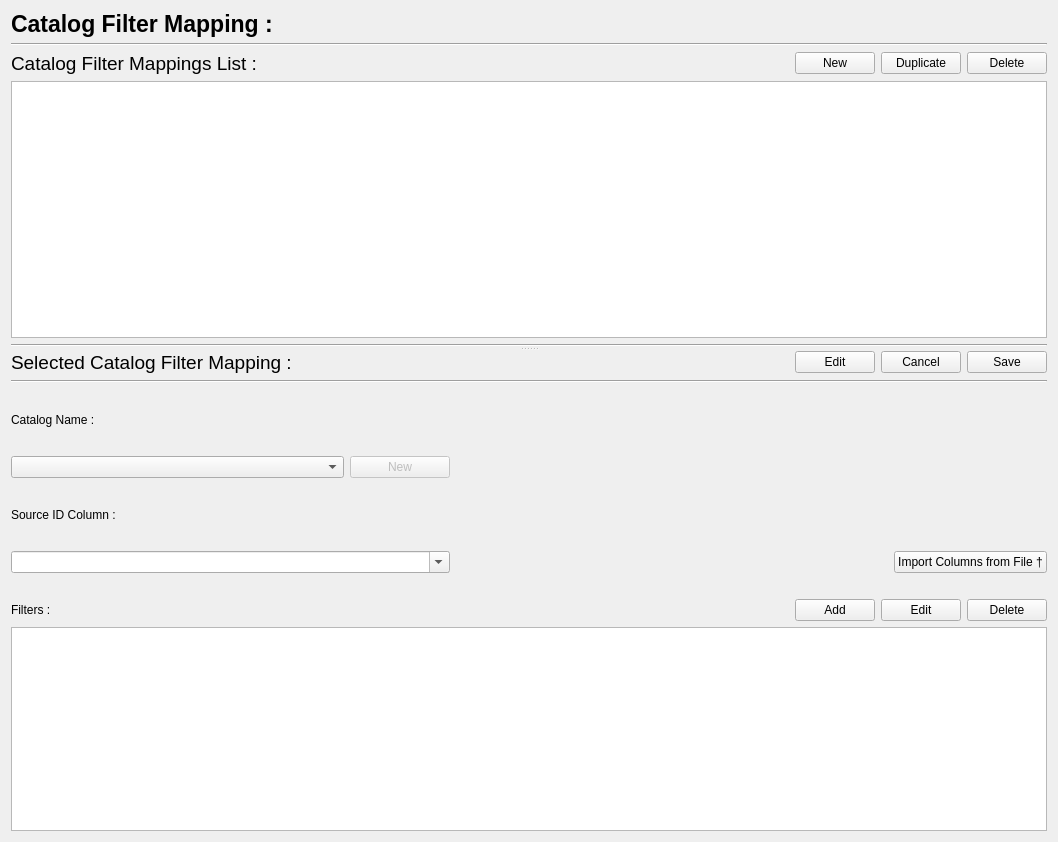
This is PhzQtUI/auxdir/PhzQtUI/FormSurveyMapping.ui in astrorama/Phosphoros as Qt 5 draws it before an edit. The edited form follows.
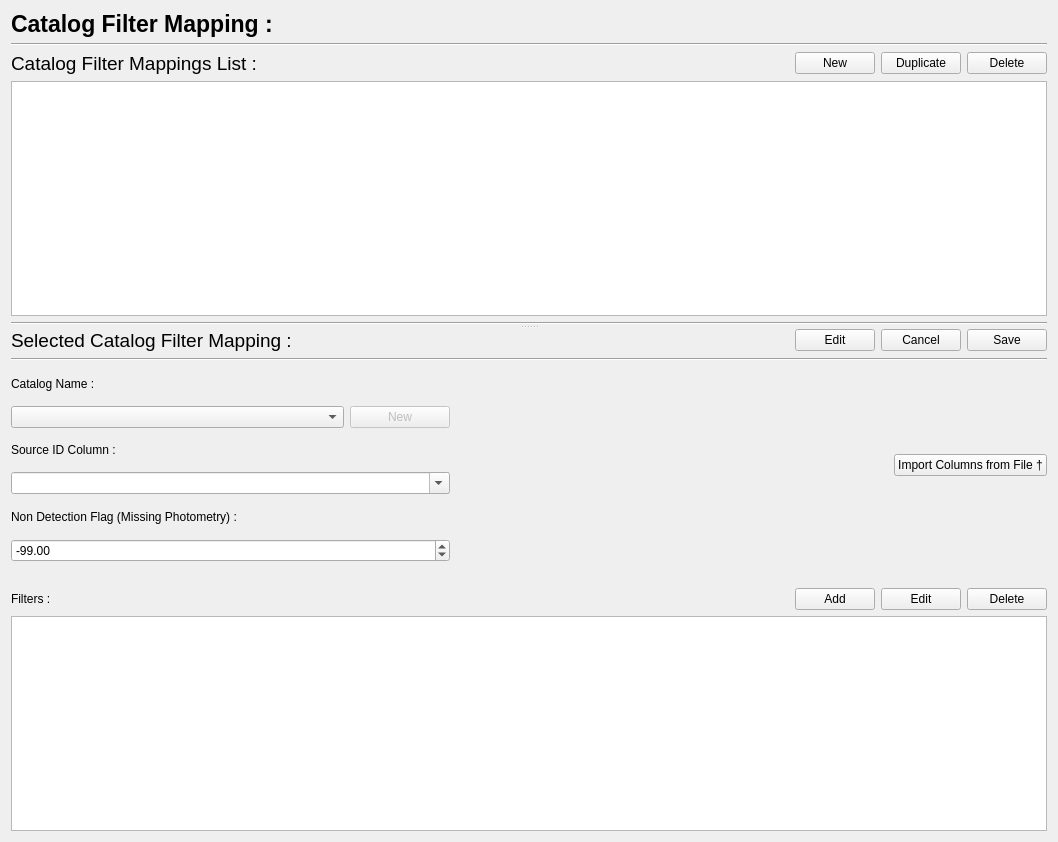
This is the edited form.

Commit message: Change the way the filter mapping file is read to match the configuration one

What changed in the file:
```diff
--- a/PhzQtUI/auxdir/PhzQtUI/FormSurveyMapping.ui
+++ b/PhzQtUI/auxdir/PhzQtUI/FormSurveyMapping.ui
@@ -258,6 +258,26 @@
              </property>
             </widget>
            </item>
+           <item>
+            <widget class="QLabel" name="label_2">
+             <property name="text">
+              <string>Non Detection Flag (Missing Photometry) :</string>
+             </property>
+            </widget>
+           </item>
+           <item>
+            <widget class="QDoubleSpinBox" name="txt_nonDetection">
+             <property name="minimum">
+              <double>-10000000.000000000000000</double>
+             </property>
+             <property name="maximum">
+              <double>10000000.000000000000000</double>
+             </property>
+             <property name="value">
+              <double>-99.000000000000000</double>
+             </property>
+            </widget>
+           </item>
            <item>
             <spacer name="horizontalSpacer">
              <property name="orientation">
@@ -311,6 +331,19 @@
              </property>
             </widget>
            </item>
+           <item>
+            <spacer name="verticalSpacer_2">
+             <property name="orientation">
+              <enum>Qt::Vertical</enum>
+             </property>
+             <property name="sizeHint" stdset="0">
+              <size>
+               <width>20</width>
+               <height>40</height>
+              </size>
+             </property>
+            </spacer>
+           </item>
            <item>
             <widget class="QLabel" name="label">
              <property name="text">
```
The commit also changes 13 other files.
